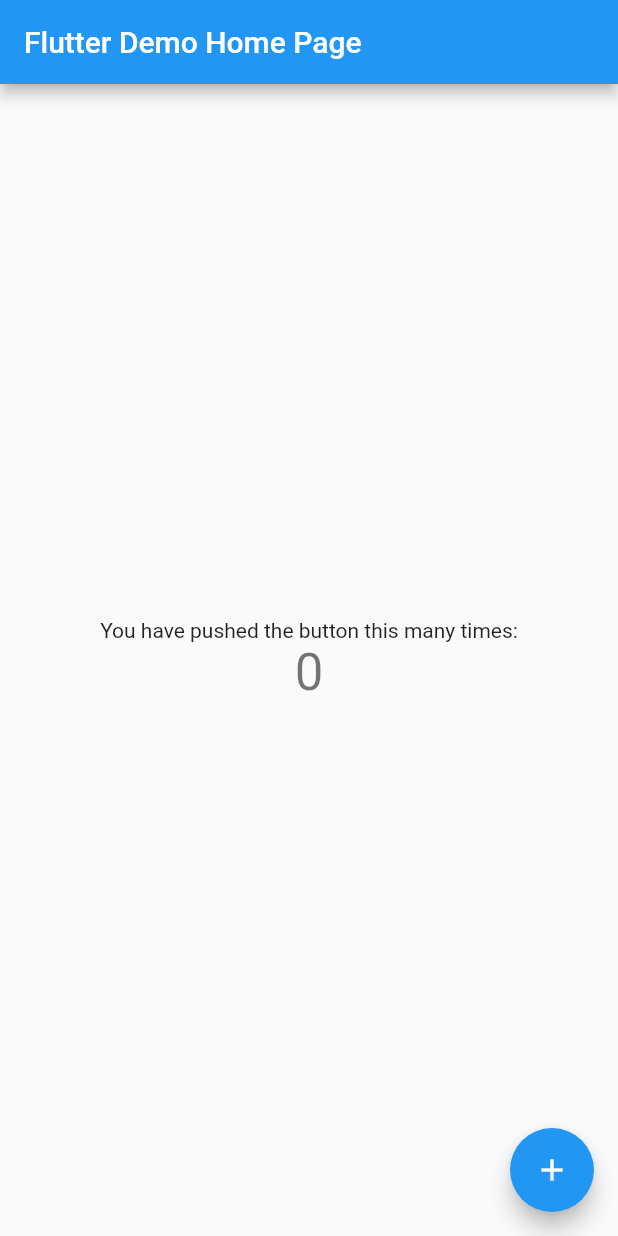
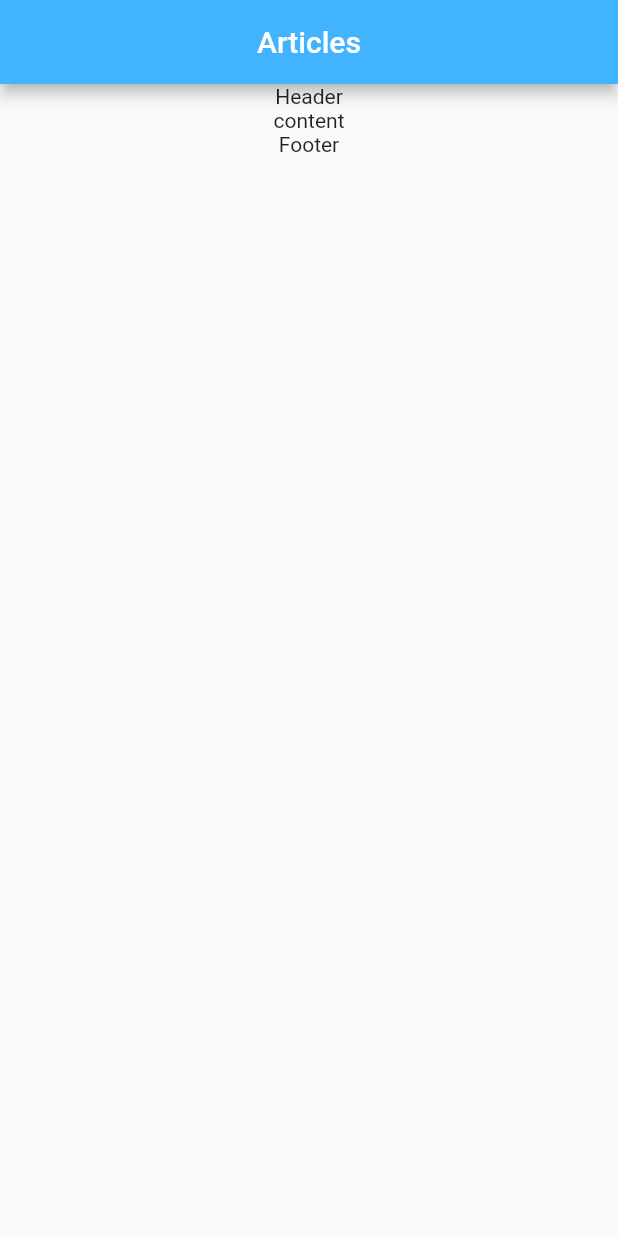
Before and after one commit to ShadowTricker/flutter_common, a Flutter app: the screen it shows after launch, on a phone screen of 412 x 824 dp. Run offline on Flutter 3.47's test engine with Material 2 defaults, Android fonts, the phone set to English and light mode, and no system bars; our stand-ins replace dio.

Commit message:
[modify] change files

```diff
--- /dev/null
+++ b/lib/components/article_footer.dart
@@ -0,0 +1,8 @@
+import 'package:flutter/material.dart';
+
+class ArticleFooter extends StatelessWidget {
+  @override
+  Widget build(BuildContext context) {
+    return Text('Footer');
+  }
+}
--- /dev/null
+++ b/lib/components/article_header.dart
@@ -0,0 +1,8 @@
+import 'package:flutter/material.dart';
+
+class ArticleHeader extends StatelessWidget {
+  @override
+  Widget build(BuildContext context) {
+    return Text('Header');
+  }
+}
--- /dev/null
+++ b/lib/components/article_item.dart
@@ -0,0 +1,20 @@
+import 'package:flutter/material.dart';
+
+import 'article_footer.dart';
+import 'article_header.dart';
+
+class ArticleItem extends StatelessWidget {
+  @override
+  Widget build(BuildContext context) {
+    return Container(
+        child: Column(
+      children: [ArticleHeader(), _buildContent(context), ArticleFooter()],
+    ));
+  }
+
+  Widget _buildContent(BuildContext context) {
+    return Container(
+      child: Text('content'),
+    );
+  }
+}
--- /dev/null
+++ b/lib/containers/article_page.dart
@@ -0,0 +1,20 @@
+import 'package:flutter/material.dart';
+import 'package:flutter_common/components/article_item.dart';
+
+class ArticlePage extends StatefulWidget {
+  @override
+  _ArticlePageState createState() => _ArticlePageState();
+}
+
+class _ArticlePageState extends State<ArticlePage> {
+  @override
+  Widget build(BuildContext context) {
+    return Scaffold(
+      appBar: AppBar(
+        title: Text('Articles', style: TextStyle(color: Colors.white)),
+        centerTitle: true,
+      ),
+      body: Center(child: ArticleItem()),
+    );
+  }
+}
--- a/lib/main.dart
+++ b/lib/main.dart
@@ -1,4 +1,5 @@
 import 'package:flutter/material.dart';
+import 'package:flutter_common/routes/routes.dart';
 
 void main() {
   runApp(MyApp());
@@ -9,109 +10,13 @@ class MyApp extends StatelessWidget {
   @override
   Widget build(BuildContext context) {
     return MaterialApp(
-      title: 'Flutter Demo',
-      theme: ThemeData(
-        // This is the theme of your application.
-        //
-        // Try running your application with "flutter run". You'll see the
-        // application has a blue toolbar. Then, without quitting the app, try
-        // changing the primarySwatch below to Colors.green and then invoke
-        // "hot reload" (press "r" in the console where you ran "flutter run",
-        // or simply save your changes to "hot reload" in a Flutter IDE).
-        // Notice that the counter didn't reset back to zero; the application
-        // is not restarted.
-        primarySwatch: Colors.blue,
-        // This makes the visual density adapt to the platform that you run
-        // the app on. For desktop platforms, the controls will be smaller and
-        // closer together (more dense) than on mobile platforms.
-        visualDensity: VisualDensity.adaptivePlatformDensity,
-      ),
-      home: MyHomePage(title: 'Flutter Demo Home Page'),
-    );
+        title: 'Flutter Common',
+        theme: ThemeData(
+          primarySwatch: Colors.blue,
+          primaryColor: Color(0xff42B3FF),
+          visualDensity: VisualDensity.adaptivePlatformDensity,
+        ),
+        initialRoute: '/articles',
+        routes: routes);
   }
 }
-
-class MyHomePage extends StatefulWidget {
-  MyHomePage({Key key, this.title}) : super(key: key);
-
-  // This widget is the home page of your application. It is stateful, meaning
-  // that it has a State object (defined below) that contains fields that affect
-  // how it looks.
-
-  // This class is the configuration for the state. It holds the values (in this
-  // case the title) provided by the parent (in this case the App widget) and
-  // used by the build method of the State. Fields in a Widget subclass are
-  // always marked "final".
-
-  final String title;
-
-  @override
-  _MyHomePageState createState() => _MyHomePageState();
-}
-
-class _MyHomePageState extends State<MyHomePage> {
-  int _counter = 0;
-
-  void _incrementCounter() {
-    setState(() {
-      // This call to setState tells the Flutter framework that something has
-      // changed in this State, which causes it to rerun the build method below
-      // so that the display can reflect the updated values. If we changed
-      // _counter without calling setState(), then the build method would not be
-      // called again, and so nothing would appear to happen.
-      _counter++;
-    });
-  }
-
-  @override
-  Widget build(BuildContext context) {
-    // This method is rerun every time setState is called, for instance as done
-    // by the _incrementCounter method above.
-    //
-    // The Flutter framework has been optimized to make rerunning build methods
-    // fast, so that you can just rebuild anything that needs updating rather
-    // than having to individually change instances of widgets.
-    return Scaffold(
-      appBar: AppBar(
-        // Here we take the value from the MyHomePage object that was created by
-        // the App.build method, and use it to set our appbar title.
-        title: Text(widget.title),
-      ),
-      body: Center(
-        // Center is a layout widget. It takes a single child and positions it
-        // in the middle of the parent.
-        child: Column(
-          // Column is also a layout widget. It takes a list of children and
-          // arranges them vertically. By default, it sizes itself to fit its
-          // children horizontally, and tries to be as tall as its parent.
-          //
-          // Invoke "debug painting" (press "p" in the console, choose the
-          // "Toggle Debug Paint" action from the Flutter Inspector in Android
-          // Studio, or the "Toggle Debug Paint" command in Visual Studio Code)
-          // to see the wireframe for each widget.
-          //
-          // Column has various properties to control how it sizes itself and
-          // how it positions its children. Here we use mainAxisAlignment to
-          // center the children vertically; the main axis here is the vertical
-          // axis because Columns are vertical (the cross axis would be
-          // horizontal).
-          mainAxisAlignment: MainAxisAlignment.center,
-          children: <Widget>[
-            Text(
-              'You have pushed the button this many times:',
-            ),
-            Text(
-              '$_counter',
-              style: Theme.of(context).textTheme.headline4,
-            ),
-          ],
-        ),
-      ),
-      floatingActionButton: FloatingActionButton(
-        onPressed: _incrementCounter,
-        tooltip: 'Increment',
-        child: Icon(Icons.add),
-      ), // This trailing comma makes auto-formatting nicer for build methods.
-    );
-  }
-}
--- /dev/null
+++ b/lib/routes/routes.dart
@@ -0,0 +1,4 @@
+import 'package:flutter/material.dart';
+import 'package:flutter_common/containers/article_page.dart';
+
+Map<String, WidgetBuilder> routes = {'/articles': (context) => ArticlePage()};
```
